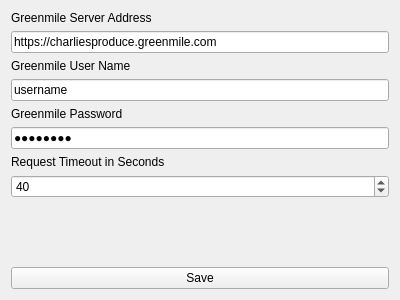
The window that Bridge/Greenmile/greenmileconfigwidget.ui (ademarest/GreenmileBridge) describes before a commit, drawn with Qt 5.
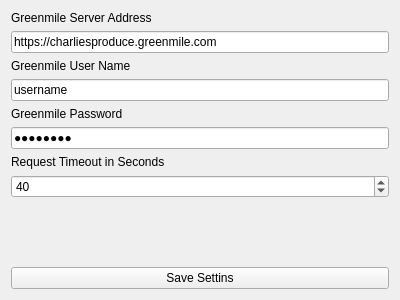
The same window after the commit.

Commit message: DEVEL: Fixed MRS Config UI to make more sense.

```diff
--- a/Bridge/Greenmile/greenmileconfigwidget.ui
+++ b/Bridge/Greenmile/greenmileconfigwidget.ui
@@ -36,7 +36,7 @@
      <item row="9" column="0">
       <widget class="QPushButton" name="saveSettingsButton">
        <property name="text">
-        <string>Save</string>
+        <string>Save Settins</string>
        </property>
       </widget>
      </item>
```
The commit also changes 4 other files.
